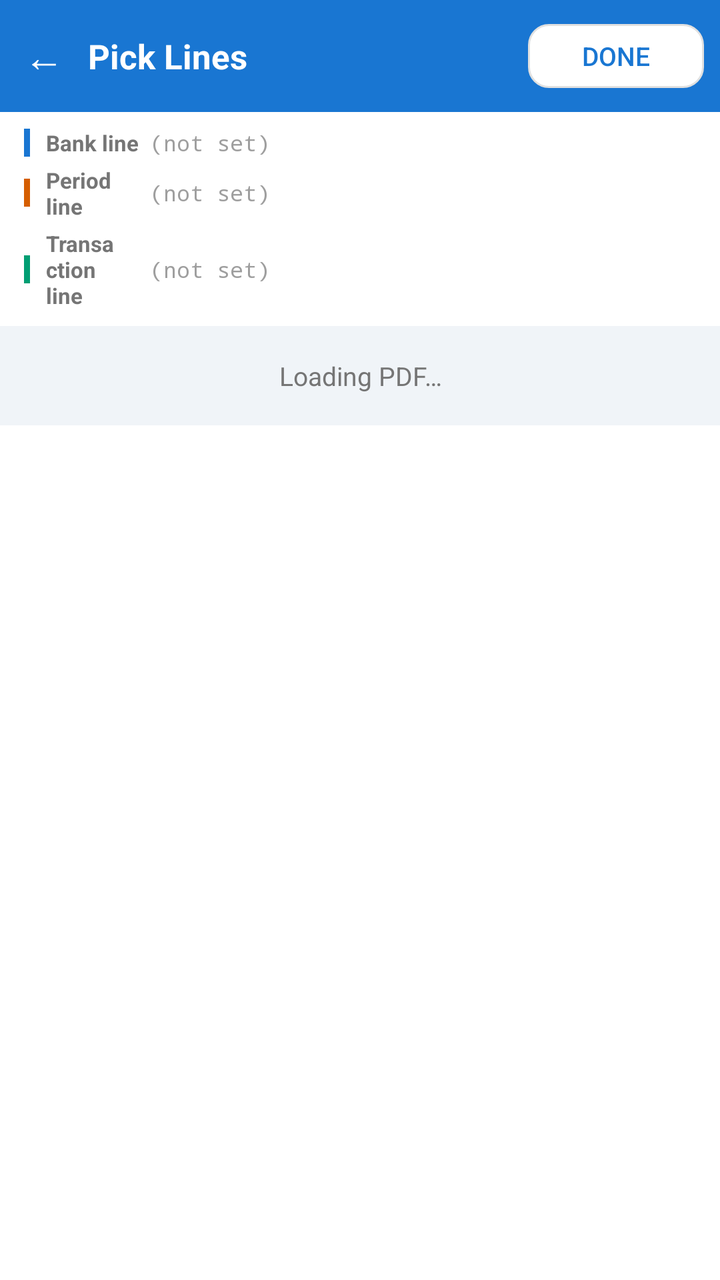
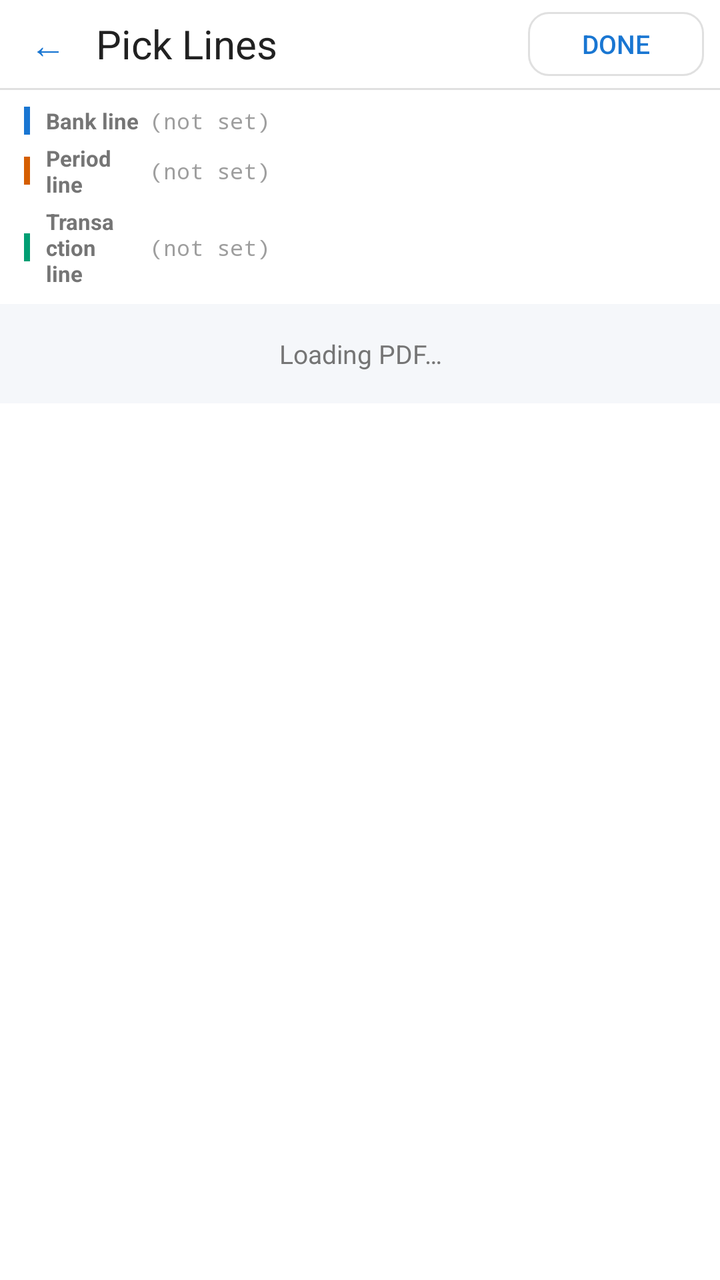

An Android layout rendered at two revisions. The XML below is the earlier revision; the diff shows what the commit changed to produce the second picture.
<!-- AndroidManifest.xml: activity theme android:Theme.Material.Light.NoActionBar -->
<!-- res/layout/activity_pdf_line_picker.xml -->
<?xml version="1.0" encoding="utf-8"?>
<LinearLayout xmlns:android="http://schemas.android.com/apk/res/android"
    android:layout_width="match_parent"
    android:layout_height="match_parent"
    android:orientation="vertical"
    android:background="#F0F4F8">

    
    <LinearLayout
        android:layout_width="match_parent"
        android:layout_height="wrap_content"
        android:orientation="horizontal"
        android:background="#1976D2"
        android:gravity="center_vertical"
        android:paddingLeft="8dp"
        android:paddingRight="8dp"
        android:paddingTop="12dp"
        android:paddingBottom="12dp">

        <TextView
            android:id="@+id/btnBack"
            android:layout_width="wrap_content"
            android:layout_height="wrap_content"
            android:text="←"
            android:textColor="#FFFFFF"
            android:textSize="20sp"
            android:paddingLeft="4dp"
            android:paddingRight="12dp" />

        <TextView
            android:layout_width="0dp"
            android:layout_height="wrap_content"
            android:layout_weight="1"
            android:text="@string/title_pick_pdf_lines"
            android:textColor="#FFFFFF"
            android:textSize="17sp"
            android:textStyle="bold" />

        <Button
            android:id="@+id/btnDone"
            android:layout_width="wrap_content"
            android:layout_height="32dp"
            android:text="@string/btn_done"
            android:textColor="#1976D2"
            android:textSize="13sp"
            android:background="@drawable/bg_card"
            android:paddingLeft="12dp"
            android:paddingRight="12dp"
            android:enabled="false" />

    </LinearLayout>

    
    <LinearLayout
        android:layout_width="match_parent"
        android:layout_height="wrap_content"
        android:orientation="vertical"
        android:background="#FFFFFF"
        android:paddingLeft="12dp"
        android:paddingRight="12dp"
        android:paddingTop="8dp"
        android:paddingBottom="8dp">

        <LinearLayout android:layout_width="match_parent" android:layout_height="wrap_content"
            android:orientation="horizontal" android:gravity="center_vertical"
            android:layout_marginBottom="4dp">
            <View android:layout_width="3dp" android:layout_height="14dp" android:background="#1976D2" android:layout_marginRight="8dp" />
            <TextView android:layout_width="52dp" android:layout_height="wrap_content"
                android:text="@string/label_bank_line" android:textColor="#757575" android:textSize="11sp" android:textStyle="bold" />
            <TextView android:id="@+id/tvBankLinePreview"
                android:layout_width="0dp" android:layout_height="wrap_content" android:layout_weight="1"
                android:text="@string/hint_not_set" android:textColor="#9E9E9E" android:textSize="11sp"
                android:fontFamily="monospace" android:singleLine="true" android:ellipsize="end" />
        </LinearLayout>

        <LinearLayout android:layout_width="match_parent" android:layout_height="wrap_content"
            android:orientation="horizontal" android:gravity="center_vertical"
            android:layout_marginBottom="4dp">
            <View android:layout_width="3dp" android:layout_height="14dp" android:background="#D55E00" android:layout_marginRight="8dp" />
            <TextView android:layout_width="52dp" android:layout_height="wrap_content"
                android:text="@string/label_period_line" android:textColor="#757575" android:textSize="11sp" android:textStyle="bold" />
            <TextView android:id="@+id/tvPeriodLinePreview"
                android:layout_width="0dp" android:layout_height="wrap_content" android:layout_weight="1"
                android:text="@string/hint_not_set" android:textColor="#9E9E9E" android:textSize="11sp"
                android:fontFamily="monospace" android:singleLine="true" android:ellipsize="end" />
        </LinearLayout>

        <LinearLayout android:layout_width="match_parent" android:layout_height="wrap_content"
            android:orientation="horizontal" android:gravity="center_vertical">
            <View android:layout_width="3dp" android:layout_height="14dp" android:background="#009E73" android:layout_marginRight="8dp" />
            <TextView android:layout_width="52dp" android:layout_height="wrap_content"
                android:text="@string/label_trans_line" android:textColor="#757575" android:textSize="11sp" android:textStyle="bold" />
            <TextView android:id="@+id/tvTransLinePreview"
                android:layout_width="0dp" android:layout_height="wrap_content" android:layout_weight="1"
                android:text="@string/hint_not_set" android:textColor="#9E9E9E" android:textSize="11sp"
                android:fontFamily="monospace" android:singleLine="true" android:ellipsize="end" />
        </LinearLayout>

    </LinearLayout>

    
    <TextView
        android:id="@+id/tvPickerStatus"
        android:layout_width="match_parent"
        android:layout_height="wrap_content"
        android:text="@string/msg_pdf_loading"
        android:textColor="#757575"
        android:textSize="13sp"
        android:gravity="center"
        android:padding="16dp"
        android:visibility="visible" />

    
    <ListView
        android:id="@+id/listPdfLines"
        android:layout_width="match_parent"
        android:layout_height="0dp"
        android:layout_weight="1"
        android:background="#FFFFFF"
        android:divider="#F0F4F8"
        android:dividerHeight="1dp" />

</LinearLayout>
<!-- resources referenced by this layout -->
<resources>
  <!-- drawable bg_card (drawable) -->
  <?xml version="1.0" encoding="utf-8"?>
  <shape xmlns:android="http://schemas.android.com/apk/res/android"
      android:shape="rectangle">
      <solid android:color="#FFFFFF" />
      <corners android:radius="10dp" />
      <stroke android:width="1dp" android:color="#E0E0E0" />
  </shape>
  <string name="btn_done">Done</string>
  <string name="hint_not_set">(not set)</string>
  <string name="label_bank_line">Bank line</string>
  <string name="label_period_line">Period line</string>
  <string name="label_trans_line">Transaction line</string>
  <string name="msg_pdf_loading">Loading PDF…</string>
  <string name="title_pick_pdf_lines">Pick Lines</string>
</resources>

<!-- the commit's change to res/layout/activity_pdf_line_picker.xml (unified diff, before → after) -->
@@ -3,52 +3,54 @@
     android:layout_width="match_parent"
     android:layout_height="match_parent"
     android:orientation="vertical"
-    android:background="#F0F4F8">
+    android:background="@color/landingBackground">
 
     
     <LinearLayout
         android:layout_width="match_parent"
-        android:layout_height="wrap_content"
+        android:layout_height="44dp"
         android:orientation="horizontal"
-        android:background="#1976D2"
         android:gravity="center_vertical"
-        android:paddingLeft="8dp"
-        android:paddingRight="8dp"
-        android:paddingTop="12dp"
-        android:paddingBottom="12dp">
-
+        android:background="@color/appBarWhite"
+        android:paddingLeft="4dp"
+        android:paddingRight="4dp">
+        <Button
+            android:id="@+id/btnBack"
+            android:layout_width="40dp"
+            android:layout_height="40dp"
+            android:text="←"
+            android:textSize="18sp"
+            android:textColor="@color/colorPrimary"
+            android:background="?android:attr/selectableItemBackgroundBorderless"
+            android:minWidth="0dp"
+            android:minHeight="0dp"
+            android:padding="0dp" />
         <TextView
-            android:id="@+id/btnBack"
-            android:layout_width="wrap_content"
-            android:layout_height="wrap_content"
-            android:text="←"
-            android:textColor="#FFFFFF"
-            android:textSize="20sp"
-            android:paddingLeft="4dp"
-            android:paddingRight="12dp" />
-
-        <TextView
+            android:id="@+id/tvTitle"
             android:layout_width="0dp"
             android:layout_height="wrap_content"
             android:layout_weight="1"
-            android:text="@string/title_pick_pdf_lines"
-            android:textColor="#FFFFFF"
-            android:textSize="17sp"
-            android:textStyle="bold" />
-
+            android:text="Pick Lines"
+            android:textColor="@color/textPrimary"
+            android:textSize="20sp"
+            android:paddingLeft="4dp" />
         <Button
             android:id="@+id/btnDone"
             android:layout_width="wrap_content"
             android:layout_height="32dp"
             android:text="@string/btn_done"
-            android:textColor="#1976D2"
+            android:textColor="@color/colorPrimary"
             android:textSize="13sp"
             android:background="@drawable/bg_card"
             android:paddingLeft="12dp"
             android:paddingRight="12dp"
+            android:layout_marginRight="4dp"
             android:enabled="false" />
+    </LinearLayout>
+    <View android:layout_width="match_parent" android:layout_height="1dp" android:background="@color/hairline" />
 
-    </LinearLayout>
+
+    
 
     
     <LinearLayout
<!-- resource entries referenced after the edit -->
@@ -1,5 +1,10 @@
 <!-- resources referenced by this layout -->
 <resources>
+  <color name="appBarWhite">#FFFFFF</color>
+  <color name="colorPrimary">#1976D2</color>
+  <color name="hairline">#E0E0E0</color>
+  <color name="landingBackground">#F5F7FA</color>
+  <color name="textPrimary">#212121</color>
   <!-- drawable bg_card (drawable) -->
   <?xml version="1.0" encoding="utf-8"?>
   <shape xmlns:android="http://schemas.android.com/apk/res/android"
@@ -14,6 +19,5 @@
   <string name="label_period_line">Period line</string>
   <string name="label_trans_line">Transaction line</string>
   <string name="msg_pdf_loading">Loading PDF…</string>
-  <string name="title_pick_pdf_lines">Pick Lines</string>
 </resources>
 
